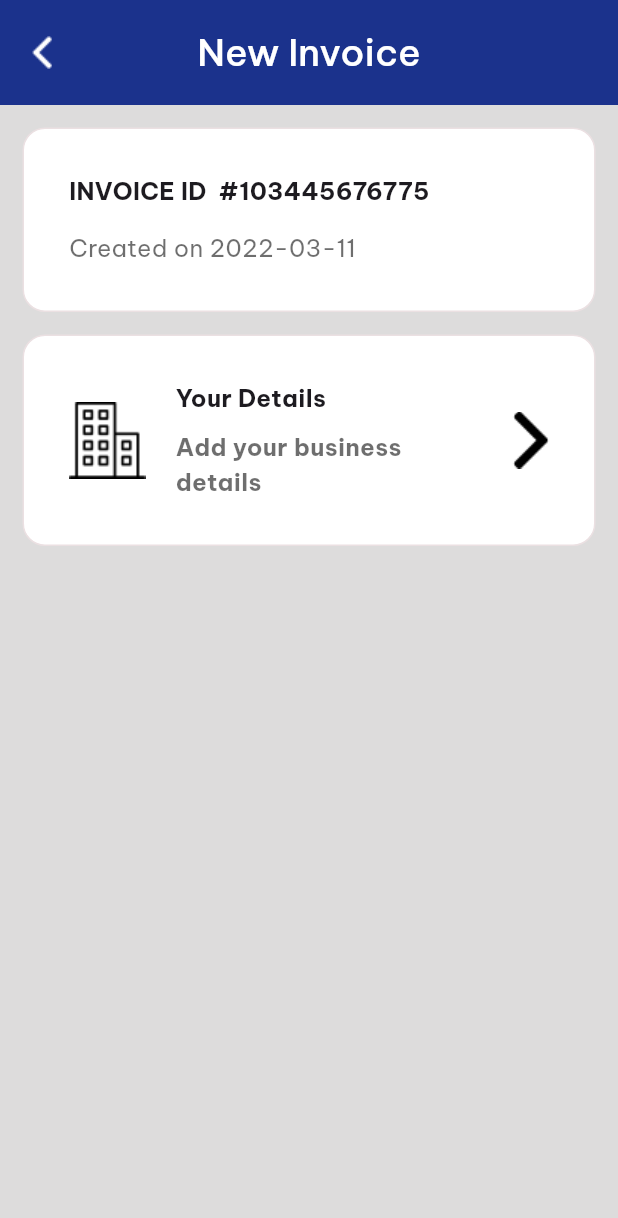
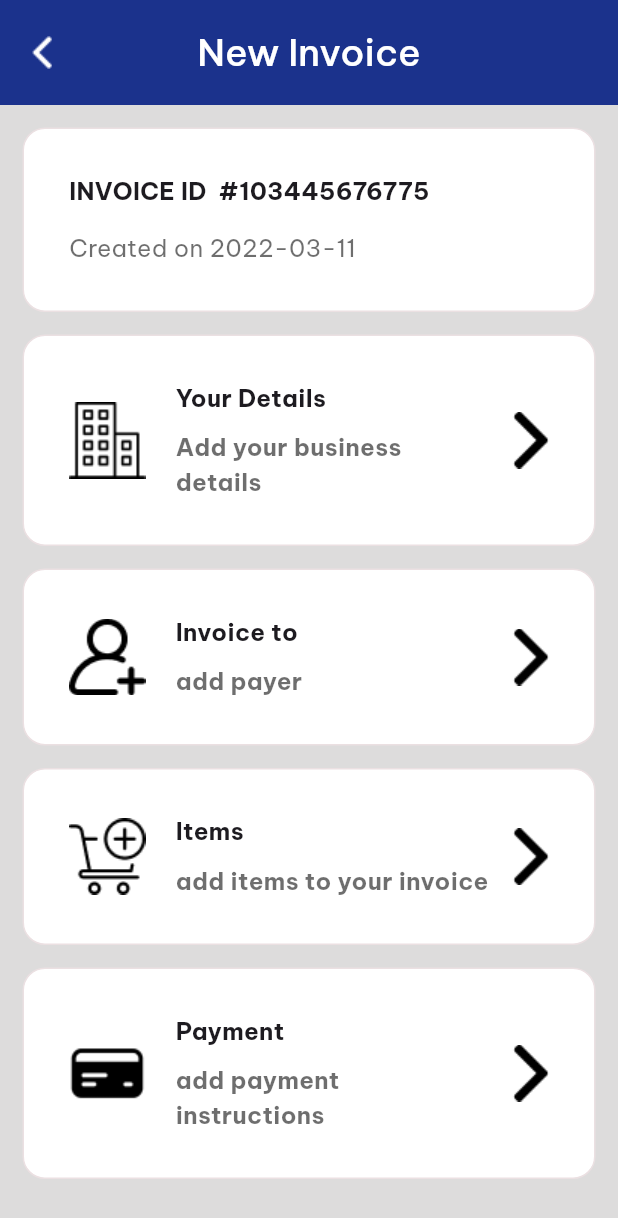
Before and after one commit to sacrilegioushero220/Quick-Bill-App, a Flutter app: the NewInvoiceScreen screen opened directly, on a phone screen of 412 x 824 dp. Shown: the top 1218 px of the screen. Run offline on Flutter 3.47's test engine with Material 3 defaults, Android fonts, the phone set to English and light mode, and no system bars; our stand-ins replace flutter_svg, google_fonts.

Commit message:
New invoice Screen completed

```diff
--- a/lib/Screens/new_invoice_screen.dart
+++ b/lib/Screens/new_invoice_screen.dart
@@ -33,7 +33,34 @@ class NewInvoiceScreen extends StatelessWidget {
                   title: "Your Details",
                   subtitle: 'Add your business details',
                   isCompleted: false,
-                )
+                ),
+                const SizedBox(
+                  height: 15,
+                ),
+                InvoiceDetailsCard(
+                  iconPath: addAccount,
+                  title: "Invoice to",
+                  subtitle: 'add payer',
+                  isCompleted: false,
+                ),
+                const SizedBox(
+                  height: 15,
+                ),
+                InvoiceDetailsCard(
+                  iconPath: addToCart,
+                  title: "Items",
+                  subtitle: 'add items to your invoice',
+                  isCompleted: false,
+                ),
+                const SizedBox(
+                  height: 15,
+                ),
+                InvoiceDetailsCard(
+                  iconPath: payment,
+                  title: "Payment",
+                  subtitle: 'add payment instructions',
+                  isCompleted: false,
+                ),
               ],
             ),
           ),
--- a/lib/widgets/invoice_details_card.dart
+++ b/lib/widgets/invoice_details_card.dart
@@ -45,13 +45,13 @@ class InvoiceDetailsCard extends StatelessWidget {
                 padding: const EdgeInsets.only(
                   right: 20,
                 ),
-                child: Image.asset(org)),
+                child: Image.asset(iconPath)),
             Expanded(
               child: Column(
                 crossAxisAlignment: CrossAxisAlignment.start,
                 children: [
                   Text(
-                    "Your Details",
+                    title,
                     style: GoogleFonts.beVietnamPro(
                       fontWeight: FontWeight.bold,
                       fontSize: 16,
@@ -61,7 +61,7 @@ class InvoiceDetailsCard extends StatelessWidget {
                     height: 10,
                   ),
                   Text(
-                    "Add your business details",
+                    subtitle,
                     style: GoogleFonts.beVietnamPro(
                         fontSize: 16,
                         fontWeight: FontWeight.bold,
```
